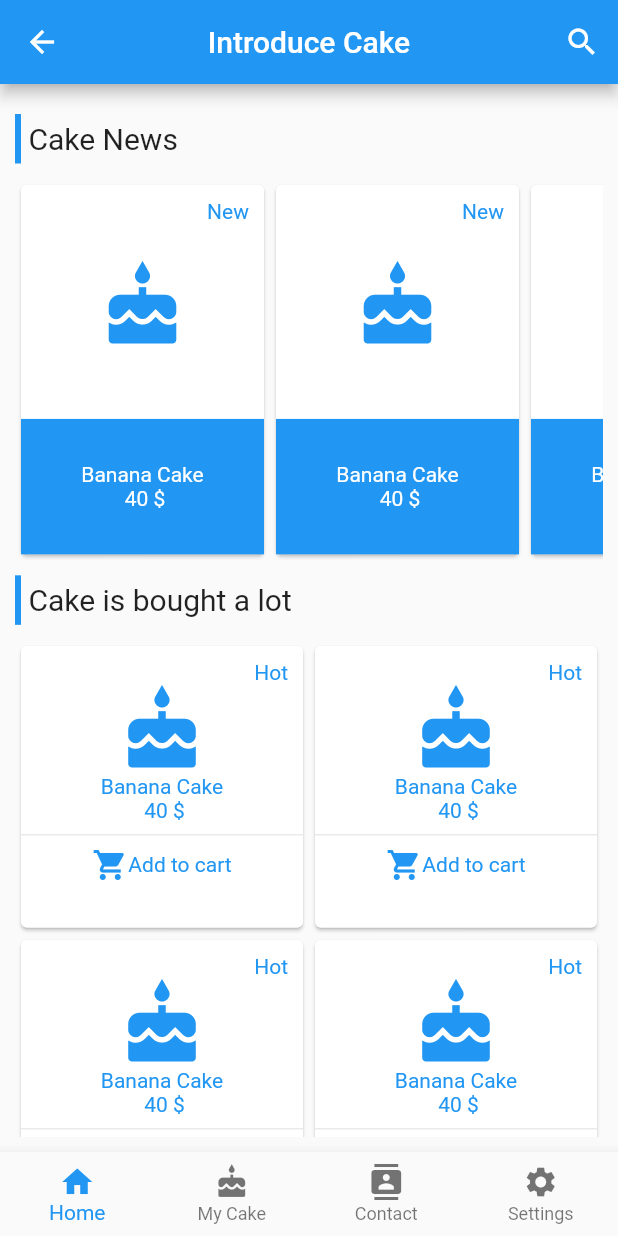
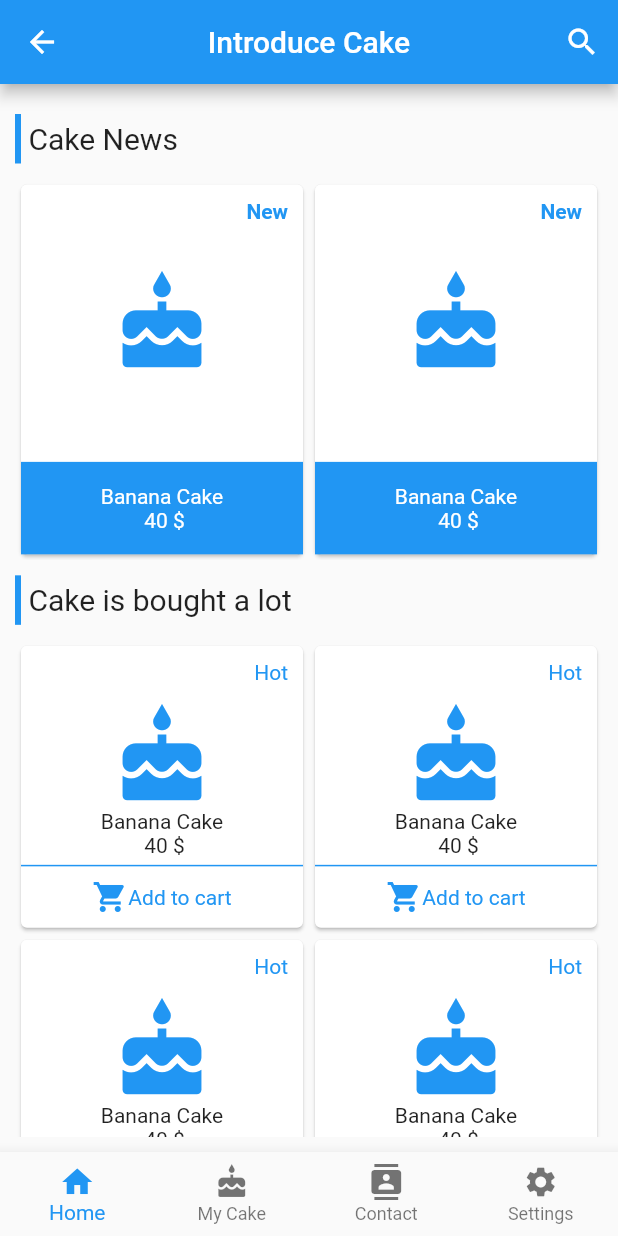
Before and after one commit to mvn-ducnguyen4-dn/flutter, a Flutter app: the screen it shows after launch, on a phone screen of 412 x 824 dp. Run offline on Flutter 3.47's test engine with Material 2 defaults, Android fonts, the phone set to English and light mode, and no system bars; statements that could not run were skipped.

Commit message:
update ui

```diff
--- a/lib/main.dart
+++ b/lib/main.dart
@@ -94,39 +94,35 @@ class ListCakeHorizontal extends StatelessWidget {
 
   @override
   Widget build(BuildContext context) {
-    return _buildListCakeHorizontal();
+    return _buildListCakeHorizontal(context);
   }
 
-  Widget _buildListCakeHorizontal() {
+  Widget _buildListCakeHorizontal(BuildContext context) {
     return Expanded(
       child: ListView.builder(
-        itemExtent: 170,
+        itemExtent: (MediaQuery.of(context).size.width - 20) / 2,
         scrollDirection: Axis.horizontal,
         itemCount: 20,
         itemBuilder: (context, index) => Card(
-            child: Column(
+            child: Stack(
+              children: [
+                Column(
                   crossAxisAlignment: CrossAxisAlignment.center,
                   children: [
-                Align(
-                  alignment: Alignment.topRight,
-                  child: Container(
-                    margin: EdgeInsets.fromLTRB(0, 10, 10, 0),
-                    child: Text(
-                      'New',
-                      style: TextStyle(color: Colors.blue),
-                    ),
+                    Expanded(
+                      flex:6,
+                      // child:Image.network('https://upload.wikimedia.org/wikipedia/commons/6/66/An_up-close_picture_of_a_curious_male_domestic_shorthair_tabby_cat.jpg',
+                      //   fit: BoxFit.fill,
+                      // ),
+                      child:Icon(
+                        Icons.cake,
+                        color: Colors.blue,
+                        size: 70.0,
                       ),
                     ),
                     Expanded(
-                  child:Icon(
-                    Icons.cake,
-                    color: Colors.blue,
-                    size: 60.0,
-                  ),
-                ),
-                Expanded(
+                      flex:2,
                       child: Container(
-                    margin: EdgeInsets.fromLTRB(0, 20, 0, 0),
                         color: Colors.blue,
                         child: Row(
                           children: [
@@ -140,6 +136,16 @@ class ListCakeHorizontal extends StatelessWidget {
                             )
                           ],
                         ),
+                      ),
+                    ),
+                  ],
+                ),
+                Positioned(
+                  top: 10,
+                  right: 10,
+                  child: Text(
+                    'New',
+                    style: TextStyle(color: Colors.blue, fontWeight: FontWeight.bold),
                   ),
                 ),
               ],
@@ -168,33 +174,46 @@ class ListCakeVertical extends StatelessWidget {
           crossAxisCount: 2,
         ),
         itemBuilder: (context, index) => Card(
-            child: Column(
+          child: Stack(
+          children: [
+            Column(
               crossAxisAlignment: CrossAxisAlignment.center,
               children: [
-                  Align(
-                    alignment: Alignment.topRight,
-                    child: Container(
-                      margin: EdgeInsets.fromLTRB(0, 10, 10, 0),
-                      child: Text(
-                        'Hot',
-                        style: TextStyle(color: Colors.blue),
-                      ),
-                    ),
-                  ),
+                Expanded(
+                  flex:6,
+                  // child:Image.network('https://upload.wikimedia.org/wikipedia/commons/6/66/An_up-close_picture_of_a_curious_male_domestic_shorthair_tabby_cat.jpg',
+                  //   fit: BoxFit.fill,
+                  // ),
+                  child:Column(
+                    mainAxisSize: MainAxisSize.max,
+                    mainAxisAlignment: MainAxisAlignment.end,
+                    children:[
                     Icon(
                       Icons.cake,
                       color: Colors.blue,
-                    size: 60.0,
+                      size: 70.0,
                     ),
                     Text(
                       'Banana Cake \n 40 \$',
                       textAlign: TextAlign.center,
-                    style: TextStyle(color: Colors.blue),
+                      style: TextStyle(color: Colors.),
                     ),
-                  Divider(),
-                  Row(
+                  ])
+                ),
+                Expanded(
+                  flex: 2,
+                  child: Container(
+                    margin: EdgeInsets.fromLTRB(0, 5, 0, 0),
+                    decoration: BoxDecoration(
+                        border: Border(
+                      top: BorderSide(
+                        color: Colors.blue,
+                        width: 1.0,
+                      ),
+                    )),
+                    child:Row(
+                      crossAxisAlignment: CrossAxisAlignment.center,
                       mainAxisAlignment: MainAxisAlignment.center,
-                    crossAxisAlignment: CrossAxisAlignment.center,
                       children: [
                         Icon(
                           Icons.shopping_cart,
@@ -206,10 +225,21 @@ class ListCakeVertical extends StatelessWidget {
                         ),
                       ],
                     ),
+                  ),
+                ),
               ],
             ),
+            Positioned(
+              top:10,
+              right: 10,
+              child:Text(
+                'Hot',
+                style: TextStyle(color: Colors.blue),
               ),
-      )
+            ),
+          ],
+        ),),
+          ),
       );
   }
 }
```
Lines whose indentation alone changed are shown as unchanged.
